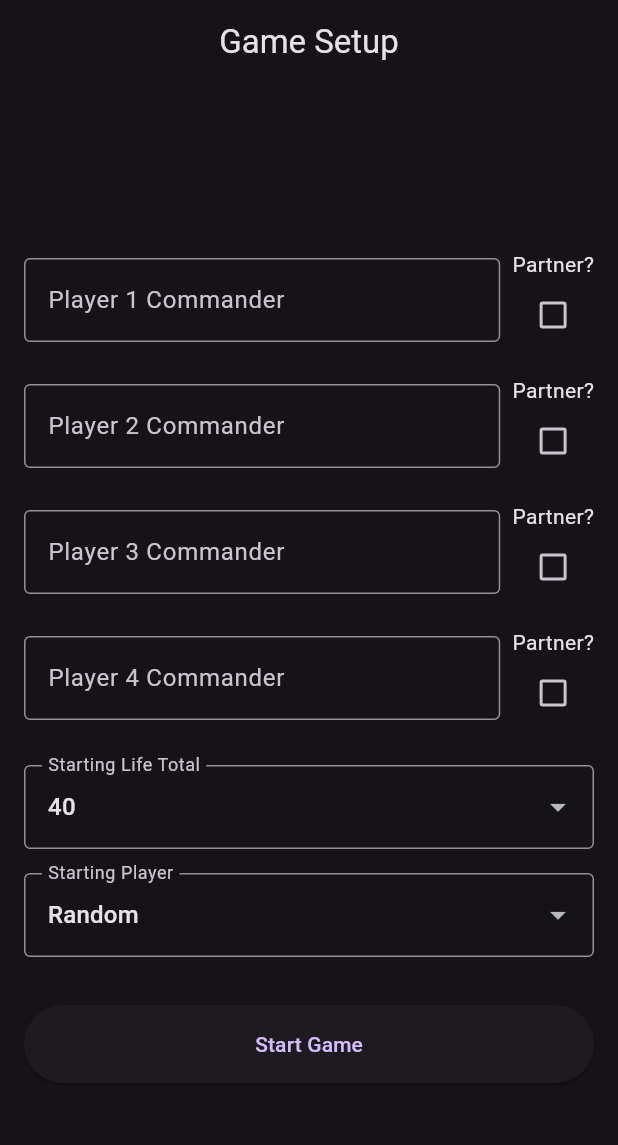
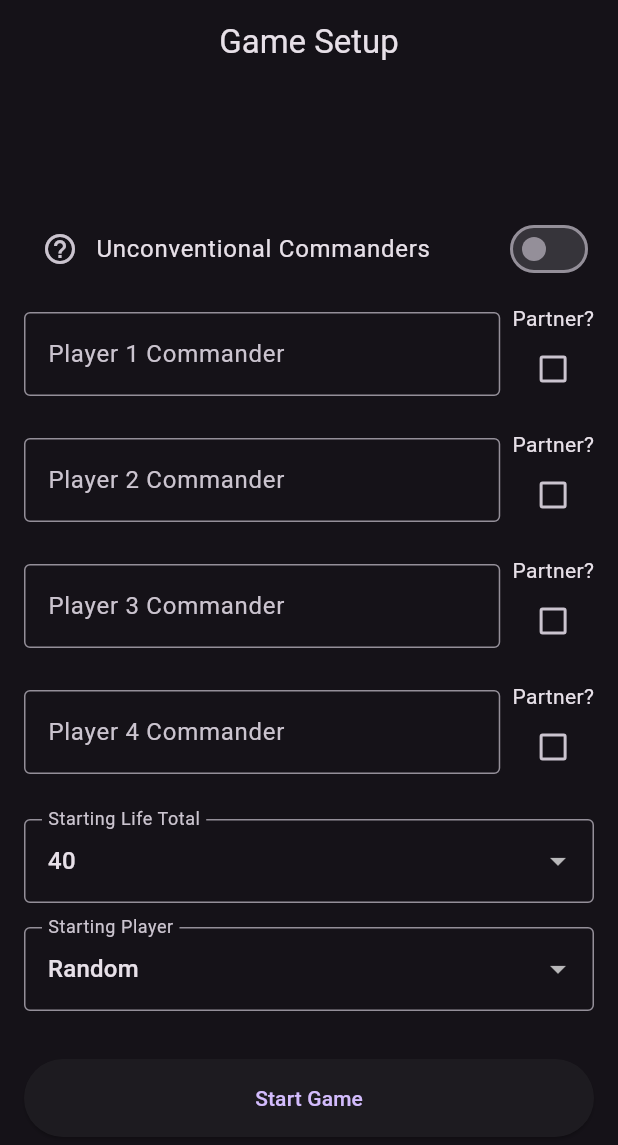
Before and after one commit to ryan-shah/edhtracker, a Flutter app: the screen it shows after launch, on a phone screen of 412 x 824 dp. Shown: the top 1145 px of the screen. Run offline on Flutter 3.47's test engine with Material 3 defaults, Android fonts, the phone set to English and light mode, and no system bars; drawn by our look-alikes of flutter_typeahead; our stand-ins replace shared_preferences.

Commit message:
unconventional commanders

```diff
--- a/lib/commander_autocomplete.dart
+++ b/lib/commander_autocomplete.dart
@@ -6,16 +6,22 @@ class CommanderAutocomplete extends StatelessWidget {
   final TextEditingController controller;
   final String labelText;
   final bool isPartner;
+  final bool unconventionalCommanders;
 
   const CommanderAutocomplete({
     super.key,
     required this.controller,
     required this.labelText,
     this.isPartner = false,
+    this.unconventionalCommanders = false,
   });
 
   Future<List<String>> _getSuggestions(String pattern) async {
-    return ScryfallService.searchCards(pattern, isPartner: isPartner);
+    return ScryfallService.searchCards(
+      pattern,
+      isPartner: isPartner,
+      unconventionalCommanders: unconventionalCommanders,
+    );
   }
 
   @override
--- a/lib/game_setup_page.dart
+++ b/lib/game_setup_page.dart
@@ -9,12 +9,14 @@ class GameSetupPage extends StatefulWidget {
   final List<String>? initialPlayerNames;
   final List<String>? initialPartnerNames;
   final List<bool>? initialHasPartner;
+  final bool? initialUnconventionalCommanders;
 
   const GameSetupPage({
     super.key,
     this.initialPlayerNames,
     this.initialPartnerNames,
     this.initialHasPartner,
+    this.initialUnconventionalCommanders,
   });
 
   @override
@@ -28,6 +30,7 @@ class _GameSetupPageState extends State<GameSetupPage> {
   int _startingLife = 40;
   int _startingPlayerIndex = -1;
   bool _isLoading = false;
+  bool _unconventionalCommanders = false;
 
   @override
   void initState() {
@@ -42,6 +45,7 @@ class _GameSetupPageState extends State<GameSetupPage> {
         _partnerNames[i].text = widget.initialPartnerNames![i];
         _hasPartner[i] = widget.initialHasPartner![i];
       }
+      _unconventionalCommanders = widget.initialUnconventionalCommanders ?? false;
     }
 
     for (var controller in _playerNames) {
@@ -112,6 +116,7 @@ class _GameSetupPageState extends State<GameSetupPage> {
           playerArtUrls: playerArtUrls,
           startingLife: startingLife,
           startingPlayerIndex: startingPlayerIndex,
+          unconventionalCommanders: _unconventionalCommanders,
         ),
       ),
     );
@@ -145,6 +150,30 @@ class _GameSetupPageState extends State<GameSetupPage> {
                 child: Column(
                   crossAxisAlignment: CrossAxisAlignment.stretch,
                   children: [
+                    const SizedBox(height: 16),
+                    Row(
+                      children: [
+                        Tooltip(
+                          message: 'Removes "is:commander" and "is:partner" filters from search',
+                          child: IconButton(
+                            icon: const Icon(Icons.help_outline),
+                            onPressed: () {},
+                          ),
+                        ),
+                        Expanded(
+                          child: SwitchListTile(
+                            contentPadding: EdgeInsets.zero,
+                            title: const Text('Unconventional Commanders'),
+                            value: _unconventionalCommanders,
+                            onChanged: (value) {
+                              setState(() {
+                                _unconventionalCommanders = value;
+                              });
+                            },
+                          ),
+                        ),
+                      ],
+                    ),
                     ...List.generate(4, (i) {
                       return Padding(
                         padding: const EdgeInsets.symmetric(vertical: 8.0),
@@ -156,6 +185,7 @@ class _GameSetupPageState extends State<GameSetupPage> {
                                   child: CommanderAutocomplete(
                                     controller: _playerNames[i],
                                     labelText: 'Player ${i + 1} Commander',
+                                    unconventionalCommanders: _unconventionalCommanders,
                                   ),
                                 ),
                                 const SizedBox(width: 8),
@@ -181,6 +211,7 @@ class _GameSetupPageState extends State<GameSetupPage> {
                                 controller: _partnerNames[i],
                                 labelText: 'Partner Commander',
                                 isPartner: true,
+                                unconventionalCommanders: _unconventionalCommanders,
                               ),
                             ]
                           ],
--- a/lib/life_tracker_page.dart
+++ b/lib/life_tracker_page.dart
@@ -7,6 +7,7 @@ class LifeTrackerPage extends StatefulWidget {
   final List<List<String>> playerArtUrls;
   final int startingLife;
   final int startingPlayerIndex;
+  final bool unconventionalCommanders;
 
   const LifeTrackerPage({
     super.key,
@@ -14,6 +15,7 @@ class LifeTrackerPage extends StatefulWidget {
     required this.playerArtUrls,
     required this.startingLife,
     required this.startingPlayerIndex,
+    this.unconventionalCommanders = false,
   });
 
   @override
@@ -80,6 +82,7 @@ class _LifeTrackerPageState extends State<LifeTrackerPage> {
                       initialPlayerNames: initialPlayerNames,
                       initialPartnerNames: initialPartnerNames,
                       initialHasPartner: initialHasPartner,
+                      initialUnconventionalCommanders: widget.unconventionalCommanders,
                     ),
                   ),
                   (route) => false,
```
Also changed, not shown: lib/scryfall_service.dart (+21 -5 lines).
